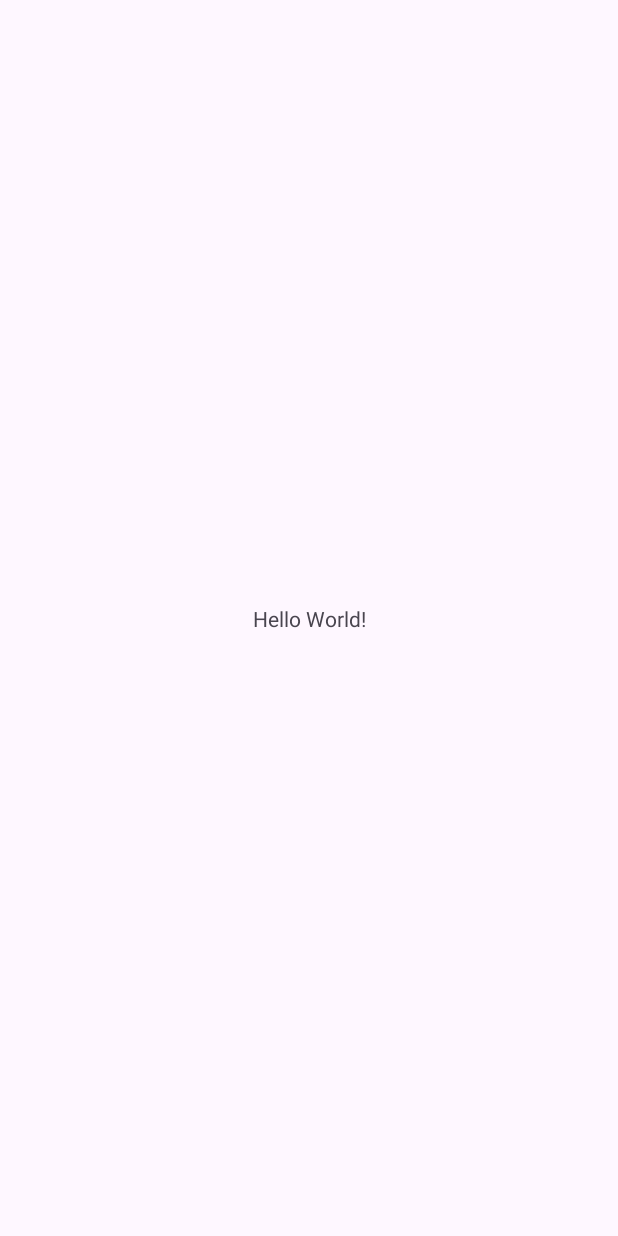
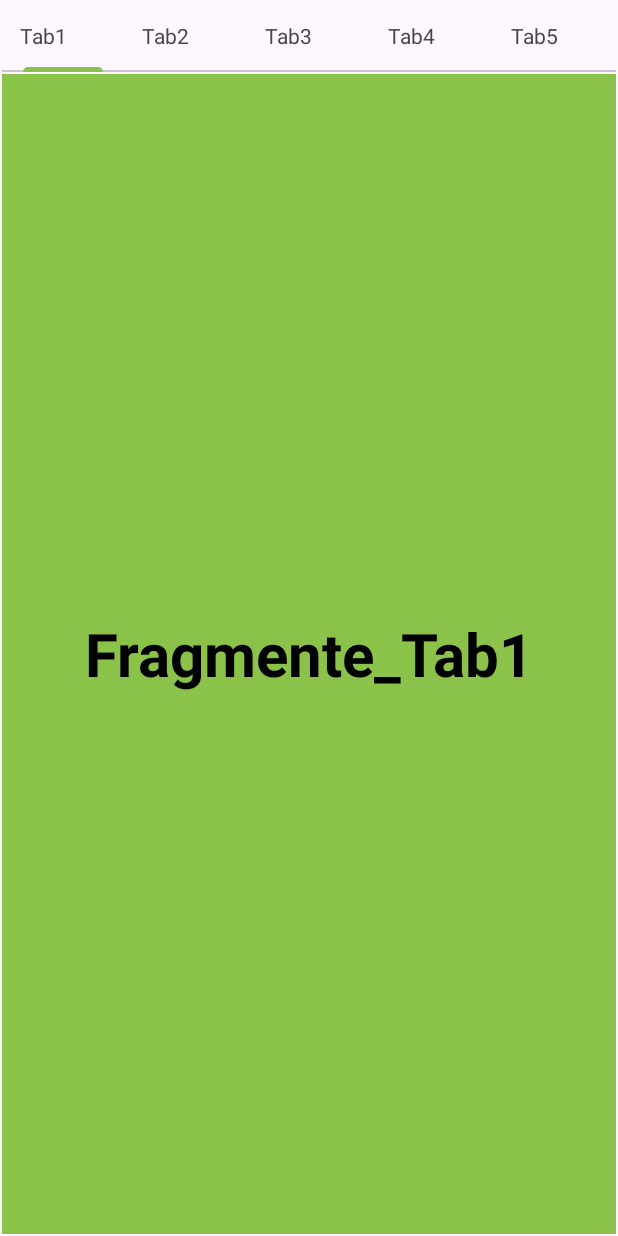
Before and after one commit to zyxwvutsujin/Android, an Android app: the screen it shows after launch (MainActivity), on a phone screen of 412 x 824 dp. Before the commit the screen is almost empty. Run offline under Robolectric (Android 15) with nearby library versions, the phone set to English and light mode, and no system bars.

Commit message:
ViewPager2

```diff
--- a/App08_1/app/build.gradle.kts
+++ b/App08_1/app/build.gradle.kts
@@ -33,6 +33,9 @@ android {
     kotlinOptions {
         jvmTarget = "1.8"
     }
+    buildFeatures{
+        viewBinding = true
+    }
 }
 
 dependencies {
--- /dev/null
+++ b/App08_1/app/src/main/java/com/example/app08_1/ContentAdapter.kt
@@ -0,0 +1,21 @@
+
+import androidx.fragment.app.Fragment
+import androidx.fragment.app.FragmentActivity
+import androidx.viewpager2.adapter.FragmentStateAdapter
+import com.example.app08_1.Tab1Fragment
+import com.example.app08_1.Tab2Fragment
+import com.example.app08_1.Tab3Fragment
+import com.example.app08_1.Tab4Fragment
+import com.example.app08_1.Tab5Fragment
+
+class ContentAdapter(val fragmentActivity: FragmentActivity)
+    :FragmentStateAdapter(fragmentActivity) {
+    var fragments = listOf<Fragment>(Tab1Fragment(), Tab2Fragment(), Tab3Fragment(), Tab4Fragment(), Tab5Fragment())
+    override fun getItemCount(): Int {
+        return  fragments.size
+    }
+
+    override fun createFragment(position: Int): Fragment {
+        return fragments[position]
+    }
+}
--- /dev/null
+++ b/App08_1/app/src/main/java/com/example/app08_1/DataPage.kt
@@ -0,0 +1,3 @@
+package com.example.app08_1
+
+data class DataPage(var color:Int, var title:String)
--- a/App08_1/app/src/main/java/com/example/app08_1/MainActivity.kt
+++ b/App08_1/app/src/main/java/com/example/app08_1/MainActivity.kt
@@ -1,20 +1,38 @@
 package com.example.app08_1
 
+import ContentAdapter
 import android.os.Bundle
+import android.widget.TextView
 import androidx.activity.enableEdgeToEdge
 import androidx.appcompat.app.AppCompatActivity
 import androidx.core.view.ViewCompat
 import androidx.core.view.WindowInsetsCompat
+import com.example.app08_1.R
+import com.example.app08_1.databinding.ActivityMainBinding
+import com.google.android.material.tabs.TabLayoutMediator
 
 class MainActivity : AppCompatActivity() {
     override fun onCreate(savedInstanceState: Bundle?) {
         super.onCreate(savedInstanceState)
         enableEdgeToEdge()
-        setContentView(R.layout.activity_main)
+        val binding = ActivityMainBinding.inflate(layoutInflater)
+        setContentView(binding.root)
         ViewCompat.setOnApplyWindowInsetsListener(findViewById(R.id.main)) { v, insets ->
             val systemBars = insets.getInsets(WindowInsetsCompat.Type.systemBars())
             v.setPadding(systemBars.left, systemBars.top, systemBars.right, systemBars.bottom)
             insets
         }
+        //어댑터 생성
+        val contentAdapter3 = ContentAdapter(this)
+        //어댑터연결
+        binding.viewPager3.adapter = contentAdapter3
+
+        val tabElement:List<String> = mutableListOf("Tab1", "Tab2", "Tab3", "Tab4", "Tab5")
+        //탭과 viewPager 연결
+        TabLayoutMediator(binding.tabLayout, binding.viewPager3){tab, position->
+            val textView = TextView(this)
+            textView.text = tabElement[position]
+            tab.customView = textView
+        }.attach()
     }
 }
--- /dev/null
+++ b/App08_1/app/src/main/java/com/example/app08_1/Tab1Fragment.kt
@@ -0,0 +1,59 @@
+package com.example.app08_1
+
+import android.os.Bundle
+import androidx.fragment.app.Fragment
+import android.view.LayoutInflater
+import android.view.View
+import android.view.ViewGroup
+
+// TODO: Rename parameter arguments, choose names that match
+// the fragment initialization parameters, e.g. ARG_ITEM_NUMBER
+private const val ARG_PARAM1 = "param1"
+private const val ARG_PARAM2 = "param2"
+
+/**
+ * A simple [Fragment] subclass.
+ * Use the [Tab1Fragment.newInstance] factory method to
+ * create an instance of this fragment.
+ */
+class Tab1Fragment : Fragment() {
+    // TODO: Rename and change types of parameters
+    private var param1: String? = null
+    private var param2: String? = null
+
+    override fun onCreate(savedInstanceState: Bundle?) {
+        super.onCreate(savedInstanceState)
+        arguments?.let {
+            param1 = it.getString(ARG_PARAM1)
+            param2 = it.getString(ARG_PARAM2)
+        }
+    }
+
+    override fun onCreateView(
+        inflater: LayoutInflater, container: ViewGroup?,
+        savedInstanceState: Bundle?
+    ): View? {
+        // Inflate the layout for this fragment
+        return inflater.inflate(R.layout.fragment_tab1, container, false)
+    }
+
+    companion object {
+        /**
+         * Use this factory method to create a new instance of
+         * this fragment using the provided parameters.
+         *
+         * @param param1 Parameter 1.
+         * @param param2 Parameter 2.
+         * @return A new instance of fragment Tab1Fragment.
+         */
+        // TODO: Rename and change types and number of parameters
+        @JvmStatic
+        fun newInstance(param1: String, param2: String) =
+            Tab1Fragment().apply {
+                arguments = Bundle().apply {
+                    putString(ARG_PARAM1, param1)
+                    putString(ARG_PARAM2, param2)
+                }
+            }
+    }
+}
--- /dev/null
+++ b/App08_1/app/src/main/java/com/example/app08_1/Tab2Fragment.kt
@@ -0,0 +1,59 @@
+package com.example.app08_1
+
+import android.os.Bundle
+import androidx.fragment.app.Fragment
+import android.view.LayoutInflater
+import android.view.View
+import android.view.ViewGroup
+
+// TODO: Rename parameter arguments, choose names that match
+// the fragment initialization parameters, e.g. ARG_ITEM_NUMBER
+private const val ARG_PARAM1 = "param1"
+private const val ARG_PARAM2 = "param2"
+
+/**
+ * A simple [Fragment] subclass.
+ * Use the [Tab2Fragment.newInstance] factory method to
+ * create an instance of this fragment.
+ */
+class Tab2Fragment : Fragment() {
+    // TODO: Rename and change types of parameters
+    private var param1: String? = null
+    private var param2: String? = null
+
+    override fun onCreate(savedInstanceState: Bundle?) {
+        super.onCreate(savedInstanceState)
+        arguments?.let {
+            param1 = it.getString(ARG_PARAM1)
+            param2 = it.getString(ARG_PARAM2)
+        }
+    }
+
+    override fun onCreateView(
+        inflater: LayoutInflater, container: ViewGroup?,
+        savedInstanceState: Bundle?
+    ): View? {
+        // Inflate the layout for this fragment
+        return inflater.inflate(R.layout.fragment_tab2, container, false)
+    }
+
+    companion object {
+        /**
+         * Use this factory method to create a new instance of
+         * this fragment using the provided parameters.
+         *
+         * @param param1 Parameter 1.
+         * @param param2 Parameter 2.
+         * @return A new instance of fragment Tab2Fragment.
+         */
+        // TODO: Rename and change types and number of parameters
+        @JvmStatic
+        fun newInstance(param1: String, param2: String) =
+            Tab2Fragment().apply {
+                arguments = Bundle().apply {
+                    putString(ARG_PARAM1, param1)
+                    putString(ARG_PARAM2, param2)
+                }
+            }
+    }
+}
--- /dev/null
+++ b/App08_1/app/src/main/java/com/example/app08_1/Tab3Fragment.kt
@@ -0,0 +1,59 @@
+package com.example.app08_1
+
+import android.os.Bundle
+import androidx.fragment.app.Fragment
+import android.view.LayoutInflater
+import android.view.View
+import android.view.ViewGroup
+
+// TODO: Rename parameter arguments, choose names that match
+// the fragment initialization parameters, e.g. ARG_ITEM_NUMBER
+private const val ARG_PARAM1 = "param1"
+private const val ARG_PARAM2 = "param2"
+
+/**
+ * A simple [Fragment] subclass.
+ * Use the [Tab3Fragment.newInstance] factory method to
+ * create an instance of this fragment.
+ */
+class Tab3Fragment : Fragment() {
+    // TODO: Rename and change types of parameters
+    private var param1: String? = null
+    private var param2: String? = null
+
+    override fun onCreate(savedInstanceState: Bundle?) {
+        super.onCreate(savedInstanceState)
+        arguments?.let {
+            param1 = it.getString(ARG_PARAM1)
+            param2 = it.getString(ARG_PARAM2)
+        }
+    }
+
+    override fun onCreateView(
+        inflater: LayoutInflater, container: ViewGroup?,
+        savedInstanceState: Bundle?
+    ): View? {
+        // Inflate the layout for this fragment
+        return inflater.inflate(R.layout.fragment_tab3, container, false)
+    }
+
+    companion object {
+        /**
+         * Use this factory method to create a new instance of
+         * this fragment using the provided parameters.
+         *
+         * @param param1 Parameter 1.
+         * @param param2 Parameter 2.
+         * @return A new instance of fragment Tab3Fragment.
+         */
+        // TODO: Rename and change types and number of parameters
+        @JvmStatic
+        fun newInstance(param1: String, param2: String) =
+            Tab3Fragment().apply {
+                arguments = Bundle().apply {
+                    putString(ARG_PARAM1, param1)
+                    putString(ARG_PARAM2, param2)
+                }
+            }
+    }
+}
--- /dev/null
+++ b/App08_1/app/src/main/java/com/example/app08_1/Tab4Fragment.kt
@@ -0,0 +1,59 @@
+package com.example.app08_1
+
+import android.os.Bundle
+import androidx.fragment.app.Fragment
+import android.view.LayoutInflater
+import android.view.View
+import android.view.ViewGroup
+
+// TODO: Rename parameter arguments, choose names that match
+// the fragment initialization parameters, e.g. ARG_ITEM_NUMBER
+private const val ARG_PARAM1 = "param1"
+private const val ARG_PARAM2 = "param2"
+
+/**
+ * A simple [Fragment] subclass.
+ * Use the [Tab4Fragment.newInstance] factory method to
+ * create an instance of this fragment.
+ */
+class Tab4Fragment : Fragment() {
+    // TODO: Rename and change types of parameters
+    private var param1: String? = null
+    private var param2: String? = null
+
+    override fun onCreate(savedInstanceState: Bundle?) {
+        super.onCreate(savedInstanceState)
+        arguments?.let {
+            param1 = it.getString(ARG_PARAM1)
+            param2 = it.getString(ARG_PARAM2)
+        }
+    }
+
+    override fun onCreateView(
+        inflater: LayoutInflater, container: ViewGroup?,
+        savedInstanceState: Bundle?
+    ): View? {
+        // Inflate the layout for this fragment
+        return inflater.inflate(R.layout.fragment_tab4, container, false)
+    }
+
+    companion object {
+        /**
+         * Use this factory method to create a new instance of
+         * this fragment using the provided parameters.
+         *
+         * @param param1 Parameter 1.
+         * @param param2 Parameter 2.
+         * @return A new instance of fragment Tab4Fragment.
+         */
+        // TODO: Rename and change types and number of parameters
+        @JvmStatic
+        fun newInstance(param1: String, param2: String) =
+            Tab4Fragment().apply {
+                arguments = Bundle().apply {
+                    putString(ARG_PARAM1, param1)
+                    putString(ARG_PARAM2, param2)
+                }
+            }
+    }
+}
--- /dev/null
+++ b/App08_1/app/src/main/java/com/example/app08_1/Tab5Fragment.kt
@@ -0,0 +1,59 @@
+package com.example.app08_1
+
+import android.os.Bundle
+import androidx.fragment.app.Fragment
+import android.view.LayoutInflater
+import android.view.View
+import android.view.ViewGroup
+
+// TODO: Rename parameter arguments, choose names that match
+// the fragment initialization parameters, e.g. ARG_ITEM_NUMBER
+private const val ARG_PARAM1 = "param1"
+private const val ARG_PARAM2 = "param2"
+
+/**
+ * A simple [Fragment] subclass.
+ * Use the [Tab5Fragment.newInstance] factory method to
+ * create an instance of this fragment.
+ */
+class Tab5Fragment : Fragment() {
+    // TODO: Rename and change types of parameters
+    private var param1: String? = null
+    private var param2: String? = null
+
+    override fun onCreate(savedInstanceState: Bundle?) {
+        super.onCreate(savedInstanceState)
+        arguments?.let {
+            param1 = it.getString(ARG_PARAM1)
+            param2 = it.getString(ARG_PARAM2)
+        }
+    }
+
+    override fun onCreateView(
+        inflater: LayoutInflater, container: ViewGroup?,
+        savedInstanceState: Bundle?
+    ): View? {
+        // Inflate the layout for this fragment
+        return inflater.inflate(R.layout.fragment_tab5, container, false)
+    }
+
+    companion object {
+        /**
+         * Use this factory method to create a new instance of
+         * this fragment using the provided parameters.
+         *
+         * @param param1 Parameter 1.
+         * @param param2 Parameter 2.
+         * @return A new instance of fragment Tab5Fragment.
+         */
+        // TODO: Rename and change types and number of parameters
+        @JvmStatic
+        fun newInstance(param1: String, param2: String) =
+            Tab5Fragment().apply {
+                arguments = Bundle().apply {
+                    putString(ARG_PARAM1, param1)
+                    putString(ARG_PARAM2, param2)
+                }
+            }
+    }
+}
--- a/App08_1/app/src/main/res/layout/activity_main.xml
+++ b/App08_1/app/src/main/res/layout/activity_main.xml
@@ -7,13 +7,55 @@
     android:layout_height="match_parent"
     tools:context=".MainActivity">
 
-    <TextView
-        android:layout_width="wrap_content"
+    <com.google.android.material.tabs.TabLayout
+        android:id="@+id/tabLayout"
+        android:layout_width="0dp"
         android:layout_height="wrap_content"
-        android:text="Hello World!"
+        android:layout_marginStart="1dp"
+        android:layout_marginEnd="1dp"
+        app:tabTextColor="#000000"
+        app:tabSelectedTextColor="#4B4B4B"
+        app:tabIndicatorColor="#8BC34A"
+        app:layout_constraintEnd_toEndOf="parent"
+        app:layout_constraintStart_toStartOf="parent"
+        app:layout_constraintTop_toTopOf="parent">
+
+        <com.google.android.material.tabs.TabItem
+            android:layout_width="wrap_content"
+            android:layout_height="wrap_content"
+            android:text="Tab1" />
+
+        <com.google.android.material.tabs.TabItem
+            android:layout_width="wrap_content"
+            android:layout_height="wrap_content"
+            android:text="Tab2" />
+
+        <com.google.android.material.tabs.TabItem
+            android:layout_width="wrap_content"
+            android:layout_height="wrap_content"
+            android:text="Tab3" />
+
+        <com.google.android.material.tabs.TabItem
+            android:layout_width="wrap_content"
+            android:layout_height="wrap_content"
+            android:text="Tab4" />
+
+        <com.google.android.material.tabs.TabItem
+            android:layout_width="wrap_content"
+            android:layout_height="wrap_content"
+            android:text="Tab5" />
+    </com.google.android.material.tabs.TabLayout>
+
+    <androidx.viewpager2.widget.ViewPager2
+        android:id="@+id/viewPager3"
+        android:layout_width="0dp"
+        android:layout_height="0dp"
+        android:layout_marginStart="1dp"
+        android:layout_marginTop="1dp"
+        android:layout_marginEnd="1dp"
+        android:layout_marginBottom="1dp"
         app:layout_constraintBottom_toBottomOf="parent"
         app:layout_constraintEnd_toEndOf="parent"
         app:layout_constraintStart_toStartOf="parent"
-        app:layout_constraintTop_toTopOf="parent" />
-
+        app:layout_constraintTop_toBottomOf="@+id/tabLayout" />
 </androidx.constraintlayout.widget.ConstraintLayout>
--- /dev/null
+++ b/App08_1/app/src/main/res/layout/fragment_tab1.xml
@@ -0,0 +1,19 @@
+<?xml version="1.0" encoding="utf-8"?>
+<FrameLayout xmlns:android="http://schemas.android.com/apk/res/android"
+    xmlns:tools="http://schemas.android.com/tools"
+    android:layout_width="match_parent"
+    android:layout_height="match_parent"
+    tools:context=".Tab1Fragment">
+
+    <!-- TODO: Update blank fragment layout -->
+    <TextView
+        android:layout_width="match_parent"
+        android:layout_height="match_parent"
+        android:text="Fragmente_Tab1"
+        android:background="#8BC34A"
+        android:textColor="@color/black"
+        android:textStyle="bold"
+        android:gravity="center"
+        android:textSize="40sp"/>
+
+</FrameLayout>
--- a/App08_1/app/src/main/res/values/strings.xml
+++ b/App08_1/app/src/main/res/values/strings.xml
@@ -1,3 +1,5 @@
 <resources>
     <string name="app_name">App08_1</string>
+    <!-- TODO: Remove or change this placeholder text -->
+    <string name="hello_blank_fragment">Hello blank fragment</string>
 </resources>
```
Also changed, not shown: App08_1/app/src/main/java/com/example/app08_1/CustomAdapter.kt (added, +28 -0 lines), App08_1/app/src/main/res/layout/fragment_tab2.xml (added, +19 -0 lines), App08_1/app/src/main/res/layout/fragment_tab3.xml (added, +19 -0 lines), App08_1/app/src/main/res/layout/fragment_tab4.xml (added, +19 -0 lines), App08_1/app/src/main/res/layout/fragment_tab5.xml (added, +19 -0 lines), App08_1/app/src/main/res/layout/item_viewpager.xml (added, +22 -0 lines).
